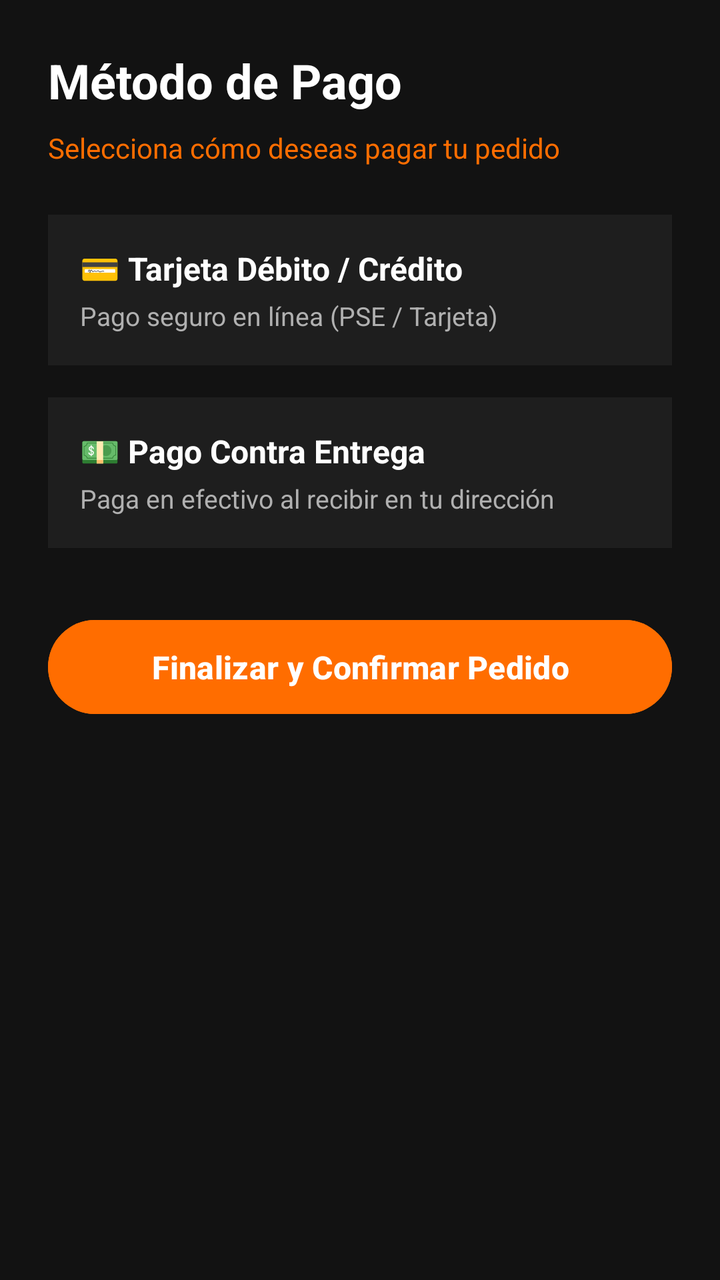
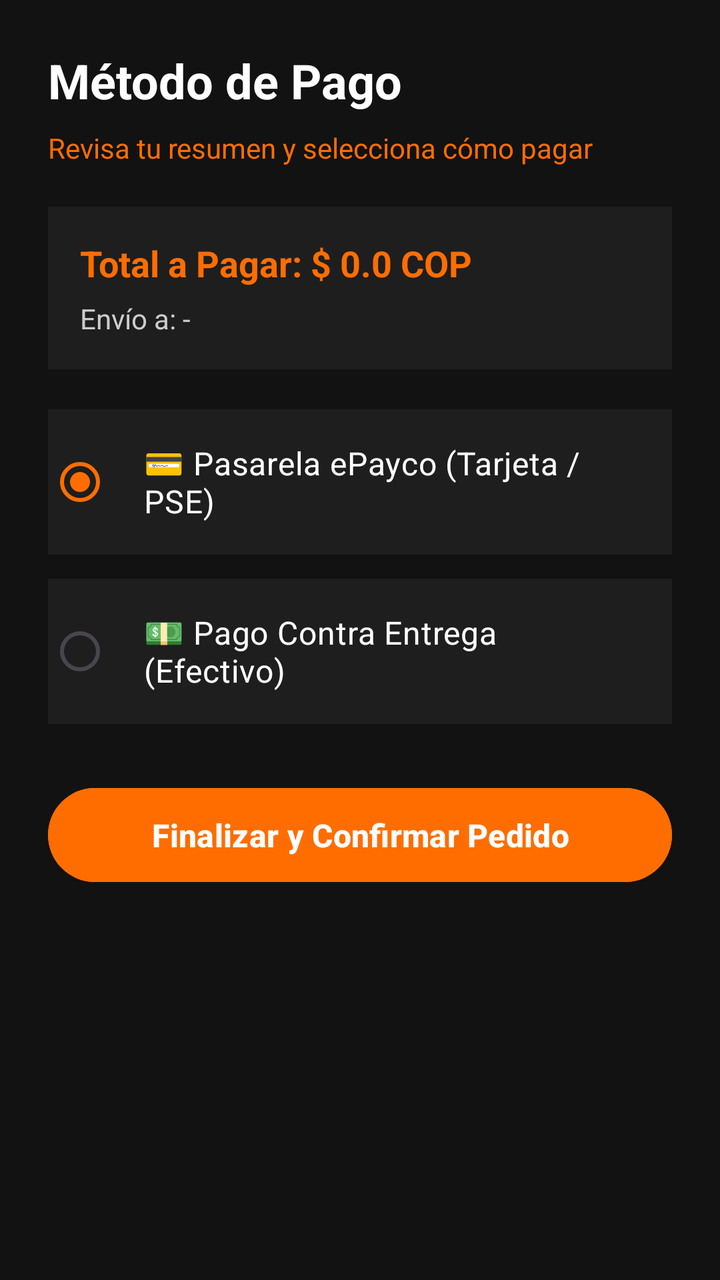

Screens rendered from an Android XML layout before and after an edit, with the pre-edit source and the edit as a unified diff.
<!-- AndroidManifest.xml: application theme Theme.MotoGearColombia -->
<!-- res/layout/activity_payment.xml -->
<?xml version="1.0" encoding="utf-8"?>
<ScrollView xmlns:android="http://schemas.android.com/apk/res/android"
    android:layout_width="match_parent"
    android:layout_height="match_parent"
    android:background="#121212"
    android:fillViewport="true">

    <LinearLayout
        android:layout_width="match_parent"
        android:layout_height="wrap_content"
        android:orientation="vertical"
        android:padding="24dp">

        
        <TextView
            android:layout_width="wrap_content"
            android:layout_height="wrap_content"
            android:text="Método de Pago"
            android:textColor="#FFFFFF"
            android:textSize="24sp"
            android:textStyle="bold"
            android:layout_marginBottom="8dp"/>

        <TextView
            android:layout_width="wrap_content"
            android:layout_height="wrap_content"
            android:text="Selecciona cómo deseas pagar tu pedido"
            android:textColor="#FF6D00"
            android:textSize="14sp"
            android:layout_marginBottom="24dp"/>

        
        <LinearLayout
            android:layout_width="match_parent"
            android:layout_height="wrap_content"
            android:background="#1E1E1E"
            android:orientation="vertical"
            android:padding="16dp"
            android:layout_marginBottom="16dp">

            <TextView
                android:layout_width="wrap_content"
                android:layout_height="wrap_content"
                android:text="💳 Tarjeta Débito / Crédito"
                android:textColor="#FFFFFF"
                android:textSize="16sp"
                android:textStyle="bold"
                android:layout_marginBottom="4dp"/>

            <TextView
                android:layout_width="wrap_content"
                android:layout_height="wrap_content"
                android:text="Pago seguro en línea (PSE / Tarjeta)"
                android:textColor="#B0B0B0"
                android:textSize="13sp"/>
        </LinearLayout>

        <LinearLayout
            android:layout_width="match_parent"
            android:layout_height="wrap_content"
            android:background="#1E1E1E"
            android:orientation="vertical"
            android:padding="16dp"
            android:layout_marginBottom="32dp">

            <TextView
                android:layout_width="wrap_content"
                android:layout_height="wrap_content"
                android:text="💵 Pago Contra Entrega"
                android:textColor="#FFFFFF"
                android:textSize="16sp"
                android:textStyle="bold"
                android:layout_marginBottom="4dp"/>

            <TextView
                android:layout_width="wrap_content"
                android:layout_height="wrap_content"
                android:text="Paga en efectivo al recibir en tu dirección"
                android:textColor="#B0B0B0"
                android:textSize="13sp"/>
        </LinearLayout>

        
        <Button
            android:id="@+id/btnConfirmOrder"
            android:layout_width="match_parent"
            android:layout_height="55dp"
            android:backgroundTint="#FF6D00"
            android:text="Finalizar y Confirmar Pedido"
            android:textColor="#FFFFFF"
            android:textSize="16sp"
            android:textStyle="bold"/>

    </LinearLayout>
</ScrollView>
<!-- resources referenced by this layout -->
<resources>
  <style name="Theme.MotoGearColombia" parent="Theme.Material3.DayNight.NoActionBar">
          
          <item name="colorPrimary">@color/accent_orange</item>
          
          <item name="android:windowBackground">@color/primary_dark</item>
      </style>
  <color name="accent_orange">#FF6D00</color>
  <color name="primary_dark">#121212</color>
</resources>

<!-- the commit's change to res/layout/activity_payment.xml (unified diff, before → after) -->
@@ -24,10 +24,10 @@
         <TextView
             android:layout_width="wrap_content"
             android:layout_height="wrap_content"
-            android:text="Selecciona cómo deseas pagar tu pedido"
+            android:text="Revisa tu resumen y selecciona cómo pagar"
             android:textColor="#FF6D00"
             android:textSize="14sp"
-            android:layout_marginBottom="24dp"/>
+            android:layout_marginBottom="20dp"/>
 
         
         <LinearLayout
@@ -36,49 +36,58 @@
             android:background="#1E1E1E"
             android:orientation="vertical"
             android:padding="16dp"
-            android:layout_marginBottom="16dp">
+            android:layout_marginBottom="20dp">
 
             <TextView
+                android:id="@+id/tvOrderSummaryTotal"
                 android:layout_width="wrap_content"
                 android:layout_height="wrap_content"
-                android:text="💳 Tarjeta Débito / Crédito"
+                android:text="Total a Pagar: $ 0.0 COP"
+                android:textColor="#FF6D00"
+                android:textSize="18sp"
+                android:textStyle="bold"
+                android:layout_marginBottom="6dp"/>
+
+            <TextView
+                android:id="@+id/tvOrderSummaryAddress"
+                android:layout_width="wrap_content"
+                android:layout_height="wrap_content"
+                android:text="Envío a: -"
+                android:textColor="#CCCCCC"
+                android:textSize="14sp"/>
+        </LinearLayout>
+
+        
+        <RadioGroup
+            android:id="@+id/rgPaymentMethod"
+            android:layout_width="match_parent"
+            android:layout_height="wrap_content"
+            android:layout_marginBottom="28dp">
+
+            <RadioButton
+                android:id="@+id/rbCardEpayco"
+                android:layout_width="match_parent"
+                android:layout_height="wrap_content"
+                android:background="#1E1E1E"
+                android:padding="16dp"
+                android:text="💳 Pasarela ePayco (Tarjeta / PSE)"
                 android:textColor="#FFFFFF"
                 android:textSize="16sp"
-                android:textStyle="bold"
-                android:layout_marginBottom="4dp"/>
+                android:buttonTint="#FF6D00"
+                android:checked="true"
+                android:layout_marginBottom="12dp"/>
 
-            <TextView
-                android:layout_width="wrap_content"
+            <RadioButton
+                android:id="@+id/rbCashOnDelivery"
+                android:layout_width="match_parent"
                 android:layout_height="wrap_content"
-                android:text="Pago seguro en línea (PSE / Tarjeta)"
-                android:textColor="#B0B0B0"
-                android:textSize="13sp"/>
-        </LinearLayout>
-
-        <LinearLayout
-            android:layout_width="match_parent"
-            android:layout_height="wrap_content"
-            android:background="#1E1E1E"
-            android:orientation="vertical"
-            android:padding="16dp"
-            android:layout_marginBottom="32dp">
-
-            <TextView
-                android:layout_width="wrap_content"
-                android:layout_height="wrap_content"
-                android:text="💵 Pago Contra Entrega"
+                android:background="#1E1E1E"
+                android:padding="16dp"
+                android:text="💵 Pago Contra Entrega (Efectivo)"
                 android:textColor="#FFFFFF"
                 android:textSize="16sp"
-                android:textStyle="bold"
-                android:layout_marginBottom="4dp"/>
-
-            <TextView
-                android:layout_width="wrap_content"
-                android:layout_height="wrap_content"
-                android:text="Paga en efectivo al recibir en tu dirección"
-                android:textColor="#B0B0B0"
-                android:textSize="13sp"/>
-        </LinearLayout>
+                android:buttonTint="#FF6D00"/>
+        </RadioGroup>
 
         
         <Button
